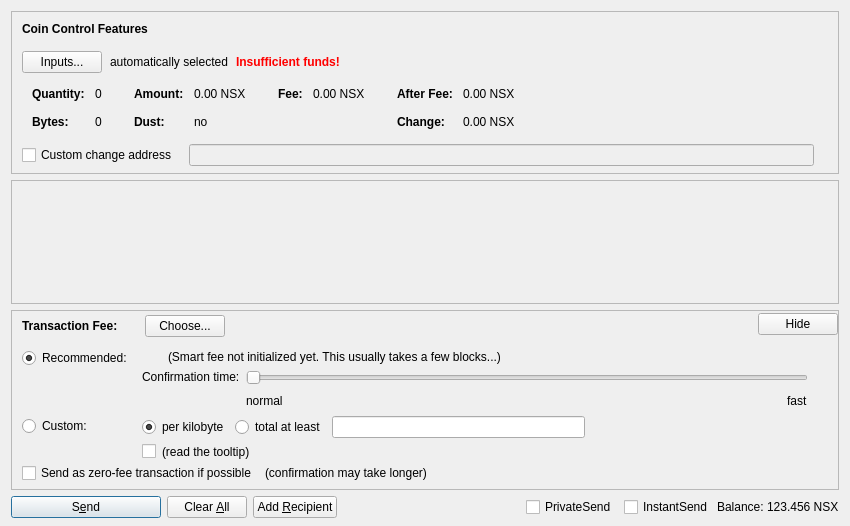
Qt form src/qt/forms/sendcoinsdialog.ui (richieburns/Nodescape) before a commit.
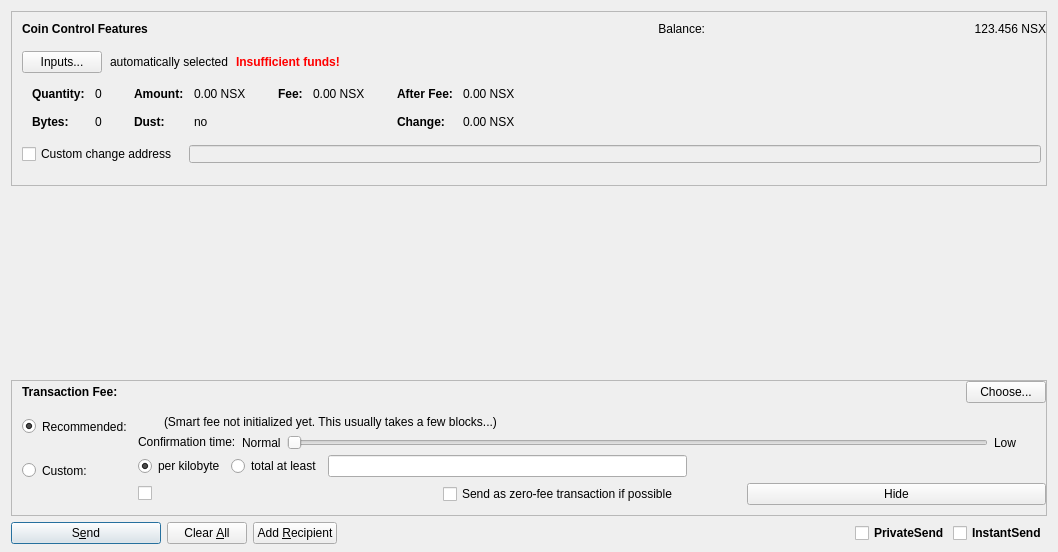
The same form after that commit. Custom widgets are drawn as their Qt base class.

Commit message: Send coins style changes

```diff
--- a/src/qt/forms/sendcoinsdialog.ui
+++ b/src/qt/forms/sendcoinsdialog.ui
@@ -6,8 +6,8 @@
    <rect>
     <x>0</x>
     <y>0</y>
-    <width>850</width>
-    <height>526</height>
+    <width>1058</width>
+    <height>552</height>
    </rect>
   </property>
   <property name="windowTitle">
@@ -84,13 +84,45 @@
              </font>
             </property>
             <property name="styleSheet">
-             <string notr="true">font-weight:bold;</string>
+             <string notr="true"/>
             </property>
             <property name="text">
              <string>Coin Control Features</string>
             </property>
            </widget>
           </item>
+          <item>
+           <widget class="QLabel" name="labelBalanceText">
+            <property name="text">
+             <string>Balance:</string>
+            </property>
+            <property name="alignment">
+             <set>Qt::AlignRight|Qt::AlignTrailing|Qt::AlignVCenter</set>
+            </property>
+           </widget>
+          </item>
+          <item>
+           <widget class="QLabel" name="labelBalance">
+            <property name="sizePolicy">
+             <sizepolicy hsizetype="Preferred" vsizetype="Fixed">
+              <horstretch>0</horstretch>
+              <verstretch>0</verstretch>
+             </sizepolicy>
+            </property>
+            <property name="cursor">
+             <cursorShape>IBeamCursor</cursorShape>
+            </property>
+            <property name="text">
+             <string notr="true">123.456 NSX</string>
+            </property>
+            <property name="alignment">
+             <set>Qt::AlignRight|Qt::AlignTrailing|Qt::AlignVCenter</set>
+            </property>
+            <property name="textInteractionFlags">
+             <set>Qt::LinksAccessibleByMouse|Qt::TextSelectableByKeyboard|Qt::TextSelectableByMouse</set>
+            </property>
+           </widget>
+          </item>
          </layout>
         </item>
         <item>
@@ -499,7 +531,7 @@
          </widget>
         </item>
         <item>
-         <layout class="QHBoxLayout" name="horizontalLayoutCoinControl4" stretch="0,0,0">
+         <layout class="QHBoxLayout" name="horizontalLayoutCoinControl4" stretch="0,0">
           <property name="spacing">
            <number>12</number>
           </property>
@@ -533,27 +565,14 @@
               <verstretch>0</verstretch>
              </sizepolicy>
             </property>
-           </widget>
-          </item>
-          <item>
-           <widget class="QLabel" name="labelCoinControlChangeLabel">
-            <property name="sizePolicy">
-             <sizepolicy hsizetype="Preferred" vsizetype="Expanding">
-              <horstretch>0</horstretch>
-              <verstretch>0</verstretch>
-             </sizepolicy>
-            </property>
             <property name="minimumSize">
              <size>
               <width>0</width>
               <height>0</height>
              </size>
             </property>
-            <property name="text">
-             <string/>
-            </property>
-            <property name="margin">
-             <number>3</number>
+            <property name="styleSheet">
+             <string notr="true">margin-right:0px;</string>
             </property>
            </widget>
           </item>
@@ -574,11 +593,39 @@
         </item>
        </layout>
       </item>
+      <item>
+       <widget class="QLabel" name="labelCoinControlChangeLabel">
+        <property name="sizePolicy">
+         <sizepolicy hsizetype="Preferred" vsizetype="Expanding">
+          <horstretch>0</horstretch>
+          <verstretch>0</verstretch>
+         </sizepolicy>
+        </property>
+        <property name="minimumSize">
+         <size>
+          <width>0</width>
+          <height>0</height>
+         </size>
+        </property>
+        <property name="text">
+         <string/>
+        </property>
+        <property name="margin">
+         <number>3</number>
+        </property>
+       </widget>
+      </item>
      </layout>
     </widget>
    </item>
    <item>
     <widget class="QScrollArea" name="scrollArea">
+     <property name="frameShape">
+      <enum>QFrame::NoFrame</enum>
+     </property>
+     <property name="frameShadow">
+      <enum>QFrame::Plain</enum>
+     </property>
      <property name="widgetResizable">
       <bool>true</bool>
      </property>
@@ -587,11 +634,11 @@
        <rect>
         <x>0</x>
         <y>0</y>
-        <width>830</width>
-        <height>69</height>
+        <width>1040</width>
+        <height>138</height>
        </rect>
       </property>
-      <layout class="QVBoxLayout" name="verticalLayout_2" stretch="0,1">
+      <layout class="QVBoxLayout" name="verticalLayout_2" stretch="0">
        <property name="leftMargin">
         <number>0</number>
        </property>
@@ -611,19 +658,6 @@
          </property>
         </layout>
        </item>
-       <item>
-        <spacer name="verticalSpacer">
-         <property name="orientation">
-          <enum>Qt::Vertical</enum>
-         </property>
-         <property name="sizeHint" stdset="0">
-          <size>
-           <width>20</width>
-           <height>40</height>
-          </size>
-         </property>
-        </spacer>
-       </item>
       </layout>
      </widget>
     </widget>
@@ -735,13 +769,6 @@
                 </property>
                </widget>
               </item>
-              <item>
-               <widget class="QPushButton" name="buttonChooseFee">
-                <property name="text">
-                 <string>Choose...</string>
-                </property>
-               </widget>
-              </item>
              </layout>
             </item>
             <item>
@@ -773,12 +800,9 @@
            </spacer>
           </item>
           <item>
-           <widget class="QPushButton" name="buttonMinimizeFee">
-            <property name="toolTip">
-             <string>collapse fee-settings</string>
-            </property>
+           <widget class="QPushButton" name="buttonChooseFee">
             <property name="text">
-             <string>Hide</string>
+             <string>Choose...</string>
             </property>
            </widget>
           </item>
@@ -883,33 +907,24 @@
                   </widget>
                  </item>
                  <item>
-                  <widget class="QLabel" name="labelMinFeeWarning">
-                   <property name="enabled">
-                    <bool>true</bool>
-                   </property>
-                   <property name="toolTip">
-                    <string>Paying only the minimum fee is just fine as long as there is less transaction volume than space in the blocks.&lt;br /&gt;But be aware that this can end up in a never confirming transaction once there is more demand for nodescape transactions than the network can process.</string>
-                   </property>
+                  <widget class="QCheckBox" name="checkBoxFreeTx">
                    <property name="text">
-                    <string>(read the tooltip)</string>
-                   </property>
-                   <property name="margin">
-                    <number>5</number>
+                    <string>Send as zero-fee transaction if possible</string>
                    </property>
                   </widget>
                  </item>
                  <item>
-                  <spacer name="horizontalSpacer_2">
-                   <property name="orientation">
-                    <enum>Qt::Horizontal</enum>
+                  <widget class="QPushButton" name="buttonMinimizeFee">
+                   <property name="toolTip">
+                    <string>collapse fee-settings</string>
                    </property>
-                   <property name="sizeHint" stdset="0">
-                    <size>
-                     <width>1</width>
-                     <height>1</height>
-                    </size>
+                   <property name="layoutDirection">
+                    <enum>Qt::LeftToRight</enum>
                    </property>
-                  </spacer>
+                   <property name="text">
+                    <string>Hide</string>
+                   </property>
+                  </widget>
                  </item>
                 </layout>
                </item>
@@ -919,6 +934,9 @@
               <layout class="QVBoxLayout" name="verticalLayoutFee4" stretch="0,1">
                <item>
                 <widget class="QRadioButton" name="radioSmartFee">
+                 <property name="styleSheet">
+                  <string notr="true">margin-top: 6px</string>
+                 </property>
                  <property name="text">
                   <string>Recommended:</string>
                  </property>
@@ -949,6 +967,9 @@
               <layout class="QVBoxLayout" name="verticalLayoutFee9" stretch="0,1">
                <item>
                 <widget class="QRadioButton" name="radioCustomFee">
+                 <property name="styleSheet">
+                  <string notr="true">margin-top: 8px</string>
+                 </property>
                  <property name="text">
                   <string>Custom:</string>
                  </property>
@@ -1054,10 +1075,20 @@
                   </layout>
                  </item>
                  <item>
-                  <layout class="QVBoxLayout" name="verticalLayoutFee5">
+                  <layout class="QHBoxLayout" name="horizontalLayout_3">
                    <property name="rightMargin">
                     <number>30</number>
                    </property>
+                   <item>
+                    <layout class="QHBoxLayout" name="horizontalLayoutFee10"/>
+                   </item>
+                   <item>
+                    <widget class="QLabel" name="labelSmartFeeNormal">
+                     <property name="text">
+                      <string>Normal</string>
+                     </property>
+                    </widget>
+                   </item>
                    <item>
                     <widget class="QSlider" name="sliderSmartFee">
                      <property name="minimum">
@@ -1087,35 +1118,11 @@
                     </widget>
                    </item>
                    <item>
-                    <layout class="QHBoxLayout" name="horizontalLayoutFee10">
-                     <item>
-                      <widget class="QLabel" name="labelSmartFeeNormal">
-                       <property name="text">
-                        <string>normal</string>
-                       </property>
-                      </widget>
-                     </item>
-                     <item>
-                      <spacer name="horizontalSpacer_3">
-                       <property name="orientation">
-                        <enum>Qt::Horizontal</enum>
-                       </property>
-                       <property name="sizeHint" stdset="0">
-                        <size>
-                         <width>40</width>
-                         <height>20</height>
-                        </size>
-                       </property>
-                      </spacer>
-                     </item>
-                     <item>
-                      <widget class="QLabel" name="labelSmartFeeFast">
-                       <property name="text">
-                        <string>fast</string>
-                       </property>
-                      </widget>
-                     </item>
-                    </layout>
+                    <widget class="QLabel" name="labelSmartFeeFast">
+                     <property name="text">
+                      <string>Low</string>
+                     </property>
+                    </widget>
                    </item>
                   </layout>
                  </item>
@@ -1139,43 +1146,13 @@
             </layout>
            </item>
            <item>
-            <layout class="QHBoxLayout" name="horizontalLayoutFee5" stretch="0,0,0">
+            <layout class="QHBoxLayout" name="horizontalLayoutFee5">
              <property name="spacing">
               <number>8</number>
              </property>
              <property name="bottomMargin">
               <number>4</number>
              </property>
-             <item>
-              <widget class="QCheckBox" name="checkBoxFreeTx">
-               <property name="text">
-                <string>Send as zero-fee transaction if possible</string>
-               </property>
-              </widget>
-             </item>
-             <item>
-              <widget class="QLabel" name="labelFreeTx">
-               <property name="text">
-                <string>(confirmation may take longer)</string>
-               </property>
-               <property name="margin">
-                <number>5</number>
-               </property>
-              </widget>
-             </item>
-             <item>
-              <spacer name="horizontalSpacerFee5">
-               <property name="orientation">
-                <enum>Qt::Horizontal</enum>
-               </property>
-               <property name="sizeHint" stdset="0">
-                <size>
-                 <width>1</width>
-                 <height>1</height>
-                </size>
-               </property>
-              </spacer>
-             </item>
             </layout>
            </item>
            <item>
@@ -1294,6 +1271,12 @@
            <height>0</height>
           </size>
          </property>
+         <property name="font">
+          <font>
+           <weight>75</weight>
+           <bold>true</bold>
+          </font>
+         </property>
          <property name="text">
           <string>PrivateSend</string>
          </property>
@@ -1313,37 +1296,17 @@
            <height>0</height>
           </size>
          </property>
+         <property name="font">
+          <font>
+           <weight>75</weight>
+           <bold>true</bold>
+          </font>
+         </property>
          <property name="text">
           <string>InstantSend</string>
          </property>
         </widget>
        </item>
-       <item>
-        <widget class="QLabel" name="label">
-         <property name="text">
-          <string>Balance:</string>
-         </property>
-        </widget>
-       </item>
-       <item>
-        <widget class="QLabel" name="labelBalance">
-         <property name="sizePolicy">
-          <sizepolicy hsizetype="Preferred" vsizetype="Fixed">
-           <horstretch>0</horstretch>
-           <verstretch>0</verstretch>
-          </sizepolicy>
-         </property>
-         <property name="cursor">
-          <cursorShape>IBeamCursor</cursorShape>
-         </property>
-         <property name="text">
-          <string notr="true">123.456 NSX</string>
-         </property>
-         <property name="textInteractionFlags">
-          <set>Qt::LinksAccessibleByMouse|Qt::TextSelectableByKeyboard|Qt::TextSelectableByMouse</set>
-         </property>
-        </widget>
-       </item>
       </layout>
      </item>
     </layout>
```
Left out of the diff: 7 changed lines with no effect on the pictures.
